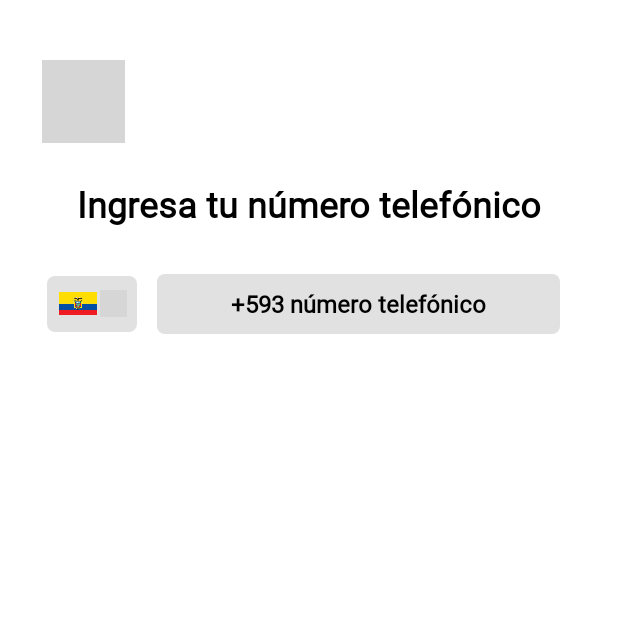
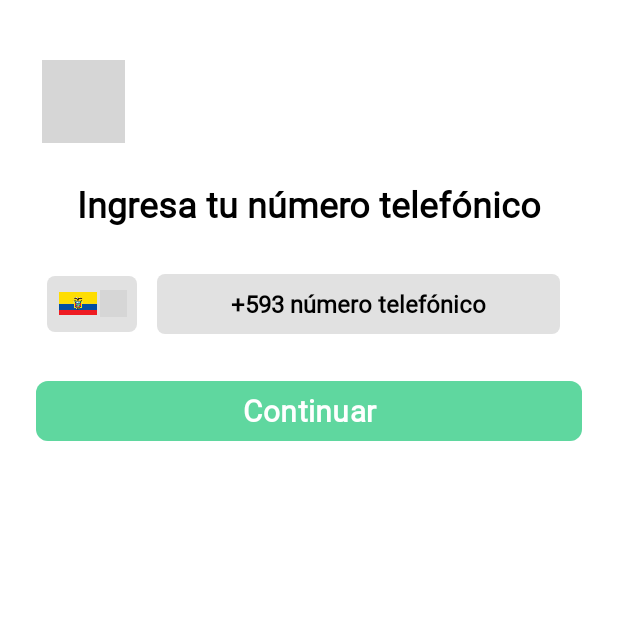
Before and after one commit to LuzAndrade7/Grupo7Deligo, an Android app: the screen it shows after launch (PhoneNumberActivity), on a phone screen of 412 x 824 dp, the top half of it. Run offline under Robolectric (Android 15) with nearby library versions, the phone set to English and light mode, and no system bars; grey boxes are pictures that could not be loaded.

Commit message:
Boton Continuar

```diff
--- a/app/src/main/java/com/example/grupo7deligo/SplashActivity.kt
+++ b/app/src/main/java/com/example/grupo7deligo/SplashActivity.kt
@@ -19,6 +19,6 @@ class SplashActivity : AppCompatActivity() {
             val intent = Intent(this, PhoneNumberActivity::class.java)
             startActivity(intent)
             finish()
-        }, 2000)
+        }, 3000)
     }
 }
--- a/app/src/main/res/layout/activity_phone_number.xml
+++ b/app/src/main/res/layout/activity_phone_number.xml
@@ -56,7 +56,7 @@
             app:layout_constraintStart_toStartOf="parent"
             app:layout_constraintEnd_toEndOf="parent">
 
-            <!-- Recuadro independiente para la bandera -->
+            <!-- Recuadro independiente para ladon izquierdo -->
             <LinearLayout
                 android:layout_width="60dp"
                 android:layout_height="37dp"
@@ -112,7 +112,24 @@
 
     </LinearLayout>
 
+    <com.google.android.material.button.MaterialButton
+            android:id="@+id/buttonContinue"
+            android:layout_width="0dp"
+            android:layout_height="48dp"
+            android:layout_marginTop="20dp"
+            android:backgroundTint="@color/colorContinue"
+            app:cornerRadius="8dp"
+            android:fontFamily="@font/montserrat"
+            android:text="@string/TextContinue"
+            android:textColor="#FFFFFF"
+            android:textSize="20sp"
+            android:textStyle="bold"
+            app:layout_constraintEnd_toEndOf="parent"
+            app:layout_constraintHorizontal_bias="0.0"
+            app:layout_constraintStart_toStartOf="parent"
+            app:layout_constraintTop_toBottomOf="@id/phoneContainer" />
+
+    </androidx.constraintlayout.widget.ConstraintLayout>
 
 
-    </androidx.constraintlayout.widget.ConstraintLayout>
 </ScrollView>
--- a/app/src/main/res/values/colors.xml
+++ b/app/src/main/res/values/colors.xml
@@ -10,5 +10,7 @@
     <color name="colorPrimaryDark">#C62828</color>     <!-- Rojo más fuerte -->
     <color name="colorAccent">#FFD54F</color>          <!-- Amarillo acento -->
     <color name="textPrimary">#212121</color>
+    <color name="colorContinue">#6606C169</color>
+
 
 </resources>
--- a/app/src/main/res/values/strings.xml
+++ b/app/src/main/res/values/strings.xml
@@ -3,5 +3,6 @@
     <string name="back">Volver</string>
     <string name="IngresaNumero">Ingresa tu número telefónico</string>
     <string name="NumeroPais">+593  número telefónico</string>
+    <string name="TextContinue">Continuar</string>
 
 </resources>
```
